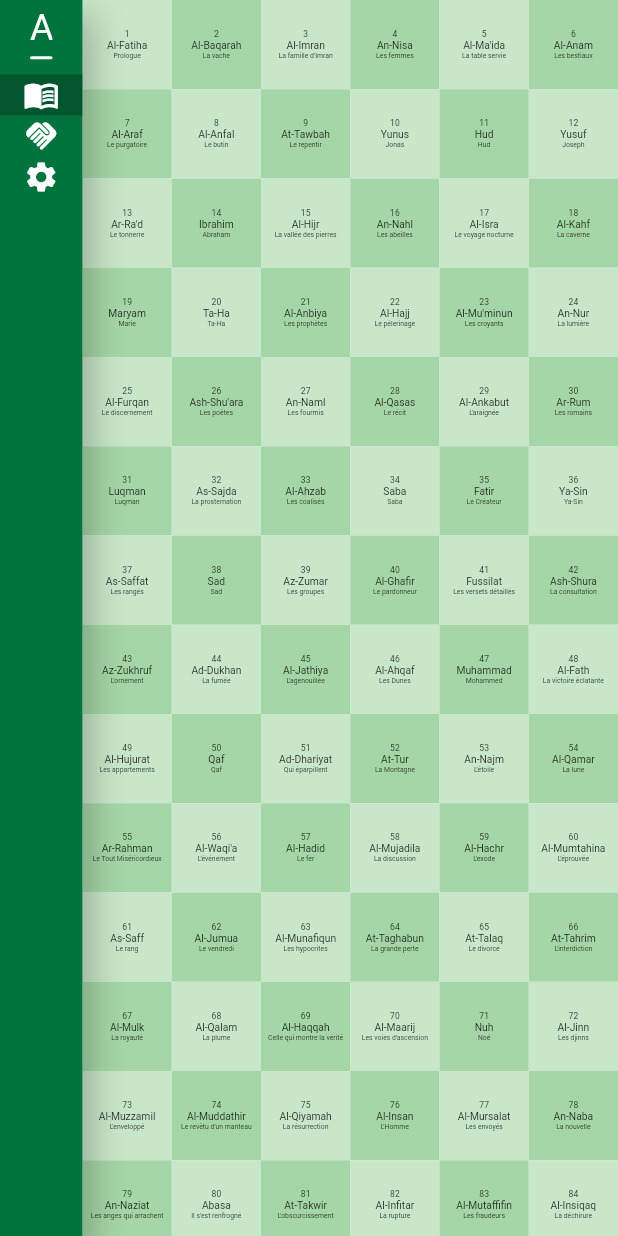
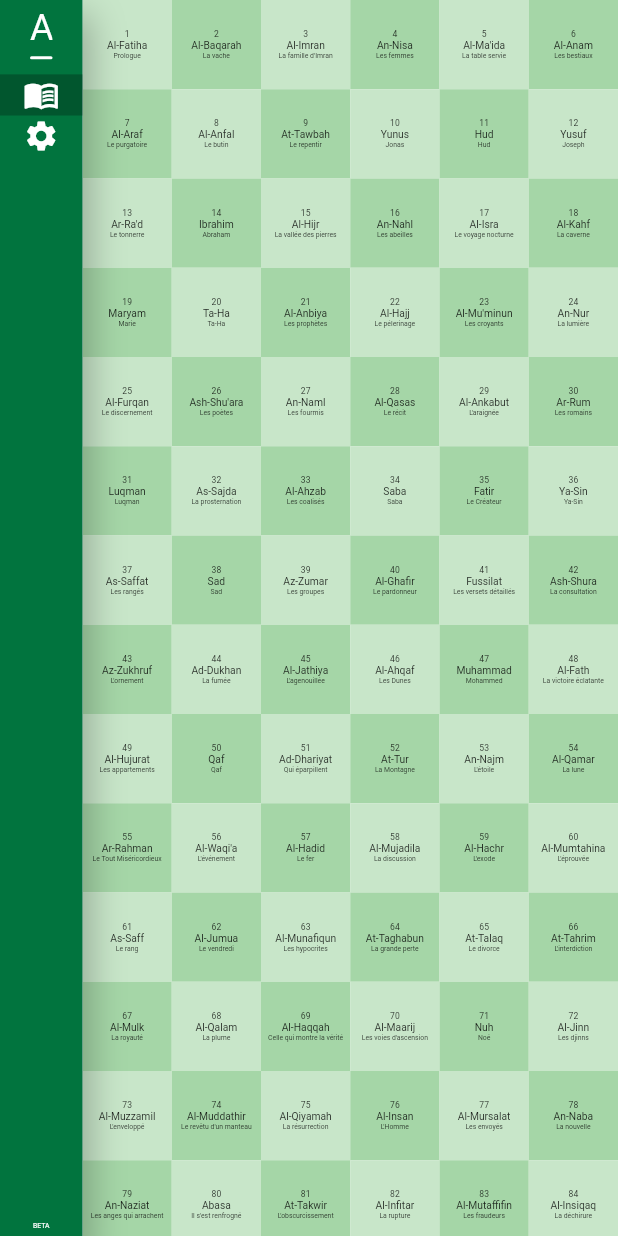
Before and after one commit to jomtek/AbcQuran, a Flutter app: the screen it shows after launch, on a phone screen of 412 x 824 dp. Run offline on Flutter 3.47's test engine with Material 2 defaults, Android fonts, the phone set to English and light mode, and no system bars; our stand-ins replace auto_route, flutter_riverpod, flutter_screenutil, flutter_svg, google_fonts, native_context_menu and 2 more; missing offline and left inert: keymap; accounts and stored records are empty.

Commit message:
Added version on sidebar

```diff
--- /dev/null
+++ b/lib/providers/version_provider.dart
@@ -0,0 +1,12 @@
+import 'package:flutter_riverpod/flutter_riverpod.dart';
+
+final versionProvider =
+    StateNotifierProvider<VersionNotifier, String>((ref) {
+  return VersionNotifier(ref);
+});
+
+class VersionNotifier extends StateNotifier<String> {
+    final StateNotifierProviderRef<VersionNotifier, String> _ref;
+
+  VersionNotifier(this._ref) : super("BETA");
+}
--- a/lib/ui/components/sidebar/abc_sidebar.dart
+++ b/lib/ui/components/sidebar/abc_sidebar.dart
@@ -1,3 +1,4 @@
+import 'package:abc_quran/providers/version_provider.dart';
 import 'package:abc_quran/ui/app/app_theme.dart';
 import 'package:abc_quran/ui/components/sidebar/sidebar_item.dart';
 import 'package:abc_quran/ui/components/sidebar/state/sidebar_vm.dart';
@@ -15,6 +16,7 @@ class AbcSidebar extends ConsumerWidget {
   @override
   Widget build(BuildContext context, WidgetRef ref) {
     final state = ref.watch(sidebarVmProvider);
+    final version = ref.watch(versionProvider);
 
     const animationDuration = Duration(milliseconds: 300);
 
@@ -91,7 +93,9 @@ class AbcSidebar extends ConsumerWidget {
                             AnimatedContainer(
                               duration: animationDuration,
                               curve: Curves.ease,
-                              width: state.isCollapsed ? 0 : (35.sp < 100 ? 100 : 35.sp),
+                              width: state.isCollapsed
+                                  ? 0
+                                  : (35.sp < 100 ? 100 : 35.sp),
                               child: Text(item.title,
                                   softWrap: false,
                                   style: TextStyle(
@@ -107,7 +111,12 @@ class AbcSidebar extends ConsumerWidget {
                         ),
                       ),
                     ),
-                  )
+                  ),
+                const Spacer(),
+                Padding(
+                  padding: EdgeInsets.only(bottom: 4.sp),
+                  child: Text(version, style: TextStyle(color: Colors.white, fontSize: 4.sp)),
+                ),
               ],
             )));
   }
--- a/lib/ui/views/frames/reciters_navigator/quran_navigator_frame.dart
+++ b/lib/ui/views/frames/reciters_navigator/quran_navigator_frame.dart
@@ -5,7 +5,6 @@ import 'package:abc_quran/ui/views/frames/reciters_navigator/results/reciter_res
 import 'package:flutter/material.dart';
 import 'package:flutter_riverpod/flutter_riverpod.dart';
 import 'package:flutter_screenutil/flutter_screenutil.dart';
-import 'package:path/path.dart';
 
 class RecitersNavigatorFrame extends ConsumerWidget {
   RecitersNavigatorFrame({super.key});
--- a/lib/ui/views/home/home_view.dart
+++ b/lib/ui/views/home/home_view.dart
@@ -50,9 +50,9 @@ class HomeView extends ConsumerWidget {
                       controller: _pageController,
                       children: const [
                         SuraMenuView(),
-                        Center(
+                        /*Center(
                           child: Text('Contribution'),
-                        ),
+                        ),*/
                         Center(
                           child: Text('Paramètres'),
                         ),
@@ -62,8 +62,8 @@ class HomeView extends ConsumerWidget {
                   AbcSidebar(
                     [
                       SidebarItem(0, "Lire et écouter", Icons.menu_book, true),
-                      SidebarItem(1, "Contribution", Icons.handshake, false),
-                      SidebarItem(2, "Paramètres", Icons.settings, false)
+                      //SidebarItem(1, "Contribution", Icons.handshake, false),
+                      SidebarItem(/*2*/ 1, "Paramètres", Icons.settings, false)
                     ],
                     onTap: (id) {
                       _pageController.jumpToPage(id);
@@ -74,8 +74,7 @@ class HomeView extends ConsumerWidget {
             ),
           ),
         ),
-        if (state.isFrameShown)
-          Center(child: state.frame)
+        if (state.isFrameShown) Center(child: state.frame)
       ]),
     );
   }
--- a/lib/ui/views/home/state/home_vm.dart
+++ b/lib/ui/views/home/state/home_vm.dart
@@ -1,5 +1,3 @@
-import 'package:abc_quran/providers/reciter_info_provider.dart';
-import 'package:abc_quran/ui/views/quran/read/cursor/cursor_provider.dart';
 import 'package:flutter/material.dart';
 import 'package:flutter_riverpod/flutter_riverpod.dart';
 
--- a/lib/ui/views/quran/read/cursor/cursor_state.dart
+++ b/lib/ui/views/quran/read/cursor/cursor_state.dart
@@ -1,4 +1,3 @@
-import 'package:abc_quran/models/reciter.dart';
 import 'package:abc_quran/models/sura.dart';
 
 class CursorState {
--- a/lib/ui/views/quran/read/mushaf/quran_mushaf_page.dart
+++ b/lib/ui/views/quran/read/mushaf/quran_mushaf_page.dart
@@ -1,7 +1,6 @@
 import 'package:abc_quran/models/glyph.dart';
 import 'package:abc_quran/providers/sura_info_provider.dart';
 import 'package:abc_quran/ui/app/app_theme.dart';
-import 'package:abc_quran/ui/views/quran/read/cursor/cursor_provider.dart';
 import 'package:flutter/material.dart';
 import 'package:flutter_riverpod/flutter_riverpod.dart';
 import 'package:flutter_screenutil/flutter_screenutil.dart';
@@ -15,7 +14,6 @@ class QuranMushafPage extends ConsumerWidget {
 
   @override
   Widget build(BuildContext context, WidgetRef ref) {
-    final cursorState = ref.watch(cursorProvider);
     final mushafState = ref.watch(mushafProvider);
     final suraList = ref.watch(suraListProvider);
 
--- a/lib/ui/views/quran/read/text/quran_verse_box.dart
+++ b/lib/ui/views/quran/read/text/quran_verse_box.dart
@@ -12,7 +12,7 @@ import 'package:native_context_menu/native_context_menu.dart';
 import 'number_cube.dart';
 
 class QuranVerseBox extends ConsumerWidget {
-  QuranVerseBox(
+  const QuranVerseBox(
       {required this.id,
       required this.text,
       required this.glyphs,
@@ -23,8 +23,6 @@ class QuranVerseBox extends ConsumerWidget {
   final String text;
   final List<Glyph> glyphs;
   final CursorState cursor;
-
-  bool _hovered = false;
 
   @override
   Widget build(BuildContext context, WidgetRef ref) {
--- a/lib/ui/views/quran/read/text/state/text_provider.dart
+++ b/lib/ui/views/quran/read/text/state/text_provider.dart
@@ -2,8 +2,6 @@ import 'package:abc_quran/models/sura.dart';
 import 'package:abc_quran/services/quran/fonts/mushaf_font_service.dart';
 import 'package:abc_quran/services/quran/quran_mushaf_service.dart';
 import 'package:abc_quran/services/quran/quran_text_service.dart';
-import 'package:abc_quran/ui/views/quran/read/cursor/cursor_provider.dart';
-import 'package:flutter/material.dart';
 import 'package:flutter_riverpod/flutter_riverpod.dart';
 
 import 'text_state.dart';
--- a/lib/ui/views/quran/sura_menu/sura_menu_view.dart
+++ b/lib/ui/views/quran/sura_menu/sura_menu_view.dart
@@ -20,7 +20,6 @@ class SuraMenuViewState extends ConsumerState<SuraMenuView>
   Widget _buildListing(BuildContext context, WidgetRef ref) {
     final size = MediaQuery.of(context).size;
 
-    final state = ref.watch(suraMenuProvider);
     final suraList = ref.watch(suraListProvider);
 
     if (suraList.isEmpty) {
```
Also changed, not shown: lib/ui/views/quran/read/read_view.dart (+5 -3 lines).
